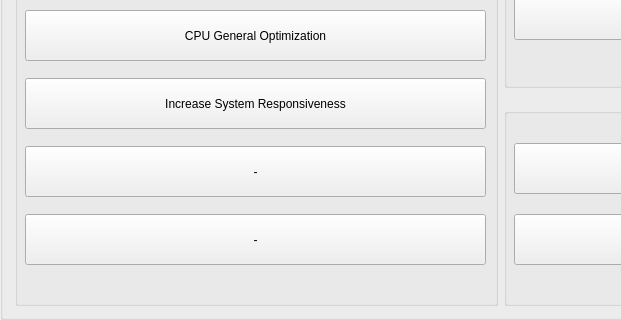
Above: cpu_tweaks.ui from alexhebri/SwiftBoost before the change; both pictures show x 0 to 621 and y 140 to 460 of the 1000 by 460 pixel window. Below: the same form after it.
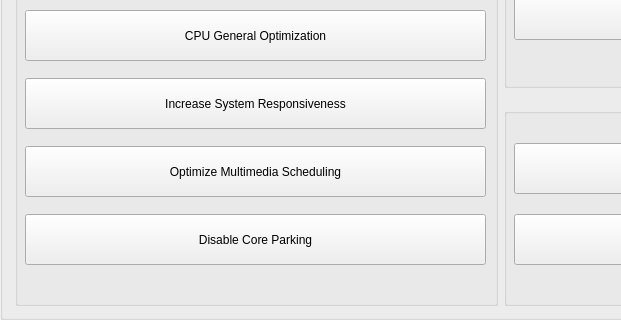
That is the form after the change.

```diff
--- a/cpu_tweaks.ui
+++ b/cpu_tweaks.ui
@@ -162,7 +162,7 @@
            </size>
           </property>
           <property name="text">
-           <string>-</string>
+           <string>Optimize Multimedia Scheduling</string>
           </property>
           <property name="checkable">
            <bool>false</bool>
@@ -184,7 +184,7 @@
            </size>
           </property>
           <property name="text">
-           <string>-</string>
+           <string>Disable Core Parking</string>
           </property>
           <property name="checkable">
            <bool>false</bool>
```
Left out of the diff: 4 changed lines with no effect on the pictures.
